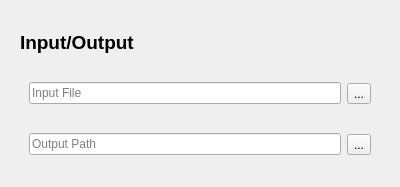
The window that ui_files/io_widget.ui (olk90/pyBLG) describes before a commit, drawn with Qt 5.
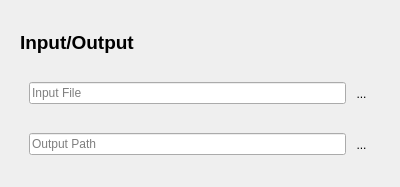
The same window after the commit.

Commit message: added hover style, unified button styles

```diff
--- a/ui_files/io_widget.ui
+++ b/ui_files/io_widget.ui
@@ -55,6 +55,11 @@
            <property name="accessibleName">
             <string/>
            </property>
+           <property name="styleSheet">
+            <string notr="true">QToolButton {
+	border-radius: 10px;
+}</string>
+           </property>
            <property name="text">
             <string>...</string>
            </property>
@@ -75,6 +80,11 @@
          </item>
          <item>
           <widget class="QToolButton" name="outputPathButton">
+           <property name="styleSheet">
+            <string notr="true">QToolButton {
+	border-radius: 10px;
+}</string>
+           </property>
            <property name="text">
             <string>...</string>
            </property>
```
The commit also changes 1 other file.
